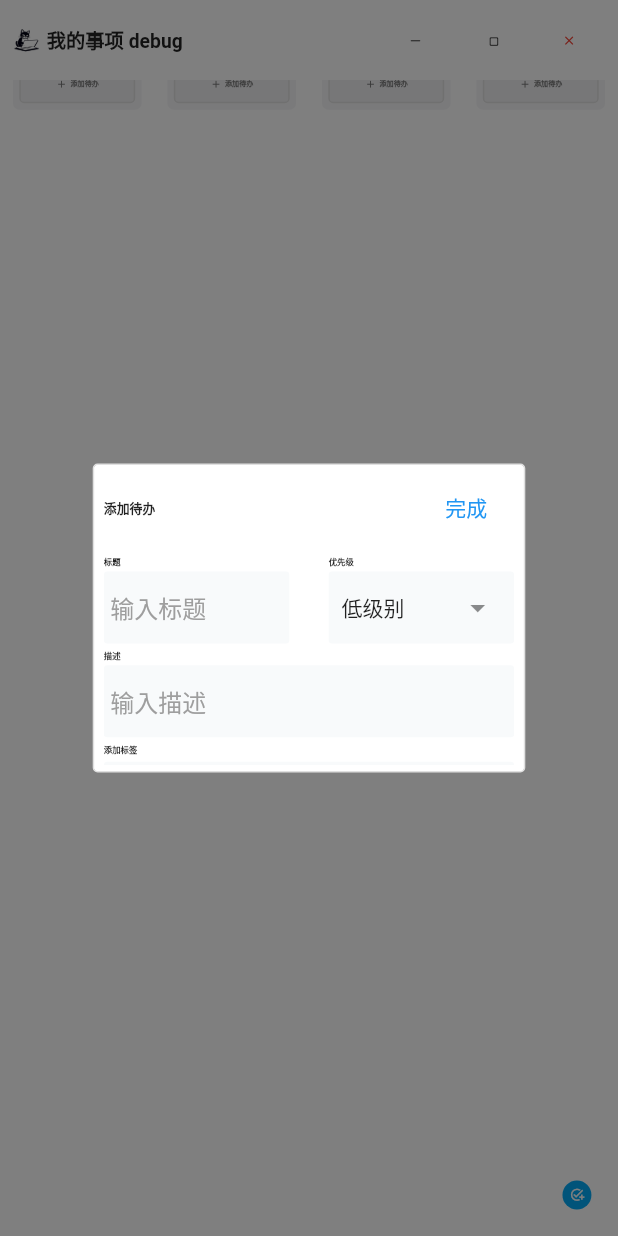
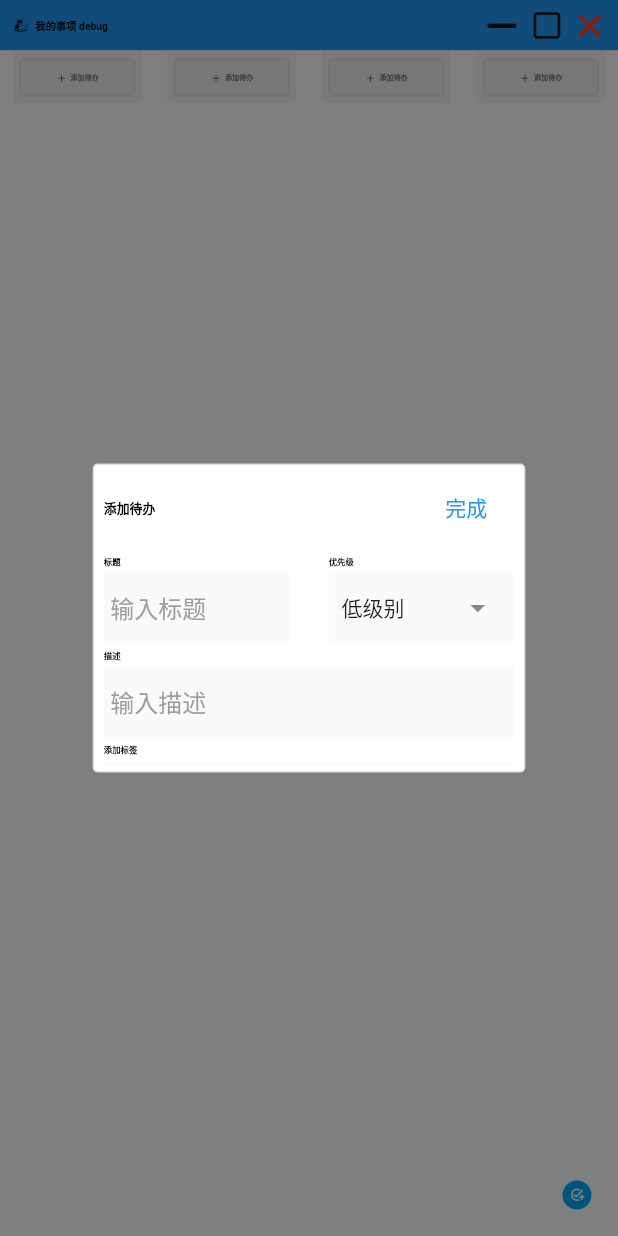
Before and after one commit to dsxksss/TodoCat, a Flutter app: the screen it shows after launch, after a tap on "添加待办", on a phone screen of 412 x 824 dp. Run offline on Flutter 3.47's test engine with Material 2 defaults, Android fonts, the light colour scheme and no system bars; drawn by our look-alikes of flutter_animate; our stand-ins replace device_preview, dropdown_button2, flutter_screenutil, font_awesome_flutter, freezed_annotation, get and 3 more; missing offline and left inert: local_notifier, window_manager; accounts and stored records are empty; statements that could not run were skipped; project files that could hold a hidden picture were left out.

Commit message:
导航栏样式调整 修改导航栏按钮icon 调整字体大小 页面布局更改

```diff
--- a/lib/pages/home/view.dart
+++ b/lib/pages/home/view.dart
@@ -8,7 +8,7 @@ import 'package:todo_cat/data/schemas/task.dart';
 import 'package:todo_cat/pages/home/controller.dart';
 import 'package:todo_cat/pages/home/widgets/task_card.dart';
 import 'package:todo_cat/widgets/animation_btn.dart';
-import 'package:todo_cat/widgets/nav_bar.dart';
+import 'package:todo_cat/widgets/todocat_scaffold.dart';
 import 'package:uuid/uuid.dart';
 
 class HomePage extends GetView<HomeController> {
@@ -47,17 +47,8 @@ class HomePage extends GetView<HomeController> {
           .animate(delay: 2200.ms)
           .rotate(begin: 1, duration: 1000.ms, curve: Curves.easeOut)
           .moveX(begin: 100, duration: 1000.ms, curve: Curves.easeOut),
-      body: SafeArea(
-        child: Stack(
-          children: [
-            Positioned(
-              child: Column(
-                children: [
-                  SizedBox(
-                    height: 120.w,
-                  ),
-                  Expanded(
-                    child: ListView(
+      body: TodoCatScaffold(
+        body: ListView(
           children: [
             Obx(
               () => Wrap(
@@ -74,13 +65,6 @@ class HomePage extends GetView<HomeController> {
           ],
         ),
       ),
-                ],
-              ),
-            ),
-            const Positioned(top: 0, child: NavBar()),
-          ],
-        ),
-      ),
     );
   }
 }
--- a/lib/pages/home/widgets/add_todo_dialog.dart
+++ b/lib/pages/home/widgets/add_todo_dialog.dart
@@ -130,7 +130,7 @@ class _AddTodoDialogState extends State<AddTodoDialog> {
                 SizedBox(
                   height: 25.w,
                 ),
-                DatePicker(
+                DatePickerBtn(
                   editingController: dialogCtrl.remindersController,
                   fieldTitle: 'reminderTime'.tr,
                 ),
--- a/lib/pages/home/widgets/app_date_picker_dialog.dart
+++ b/lib/pages/home/widgets/app_date_picker_dialog.dart
@@ -1,8 +1,8 @@
 import 'package:flutter/material.dart';
 import 'package:flutter_screenutil/flutter_screenutil.dart';
 
-class AppDatePickerDialog extends StatelessWidget {
-  const AppDatePickerDialog({
+class TodoCatDatePickerDialog extends StatelessWidget {
+  const TodoCatDatePickerDialog({
     super.key,
   });
 
--- a/lib/pages/home/widgets/date_picker.dart
+++ b/lib/pages/home/widgets/date_picker.dart
@@ -5,8 +5,8 @@ import 'package:get/get.dart';
 import 'package:todo_cat/pages/home/widgets/app_date_picker_dialog.dart';
 import 'package:todo_cat/widgets/animation_btn.dart';
 
-class DatePicker extends StatelessWidget {
-  const DatePicker({
+class DatePickerBtn extends StatelessWidget {
+  const DatePickerBtn({
     super.key,
     required this.editingController,
     this.validator,
@@ -101,7 +101,7 @@ void showDatePickerDialog() {
     barrierColor: Colors.black.withOpacity(0.5),
     transitionDuration: 250.ms,
     pageBuilder: (_, __, ___) {
-      return GestureDetector(child: const AppDatePickerDialog());
+      return GestureDetector(child: const TodoCatDatePickerDialog());
     },
   );
 }
--- a/lib/themes/light_theme.dart
+++ b/lib/themes/light_theme.dart
@@ -1,22 +1,26 @@
 import 'package:flutter/material.dart';
+import 'package:flutter_screenutil/flutter_screenutil.dart';
+
+final double fontSize = 24.sp;
 
 final lightTheme = ThemeData(
   brightness: Brightness.light,
   primaryColor: Colors.grey[100],
   hintColor: Colors.blue,
   scaffoldBackgroundColor: Colors.white,
-  textTheme: const TextTheme(
-    displayLarge: TextStyle(
+  textTheme: TextTheme(
+    bodyLarge: TextStyle(
       color: Colors.black,
-      fontSize: 24,
+      fontSize: fontSize + 8,
       fontWeight: FontWeight.bold,
     ),
-    bodyLarge: TextStyle(
+    bodyMedium: TextStyle(
       color: Colors.black,
-      fontSize: 16,
+      fontSize: fontSize + 4.sp,
+    ),
+    bodySmall: TextStyle(
+      color: Colors.black,
+      fontSize: fontSize,
     ),
   ),
-  // splashColor: Colors.white.withOpacity(0),
-  // hoverColor: Colors.white.withOpacity(0),
-  // highlightColor: Colors.white.withOpacity(0),
 );
--- a/lib/widgets/nav_bar.dart
+++ b/lib/widgets/nav_bar.dart
@@ -3,8 +3,10 @@ import 'dart:io';
 import 'package:flutter/material.dart';
 import 'package:flutter_animate/flutter_animate.dart';
 import 'package:flutter_screenutil/flutter_screenutil.dart';
+import 'package:font_awesome_flutter/font_awesome_flutter.dart';
 import 'package:get/get.dart';
 import 'package:todo_cat/env.dart';
+import 'package:todo_cat/widgets/animation_btn.dart';
 import 'package:window_manager/window_manager.dart';
 
 class NavBar extends StatefulWidget {
@@ -72,10 +74,10 @@ class _NavBarState extends State<NavBar> with WindowListener {
       onTapDown: (_) => {windowManager.startDragging()},
       child: Container(
         width: 1.sw,
-        color: Colors.white,
+        color: Colors.blue,
         margin: Platform.isMacOS ? EdgeInsets.only(top: 20.w) : null,
         child: Padding(
-          padding: EdgeInsets.symmetric(horizontal: 40.w, vertical: 10.w),
+          padding: EdgeInsets.symmetric(horizontal: 40.w, vertical: 20.w),
           child: Row(
             mainAxisAlignment: MainAxisAlignment.spaceBetween,
             children: [
@@ -83,8 +85,8 @@ class _NavBarState extends State<NavBar> with WindowListener {
                 children: [
                   Image.asset(
                     'assets/imgs/logo.png',
-                    width: 85.w,
-                    height: 85.w,
+                    width: 50.w,
+                    height: 50.w,
                     filterQuality: FilterQuality.medium,
                   ),
                   SizedBox(
@@ -92,9 +94,8 @@ class _NavBarState extends State<NavBar> with WindowListener {
                   ),
                   Text(
                     "${"myTasks".tr} ${runMode.name}",
-                    overflow: TextOverflow.fade,
                     style: TextStyle(
-                      fontSize: 60.sp,
+                      fontSize: 32.sp,
                       fontWeight: FontWeight.bold,
                     ),
                   ).animate(delay: 1000.ms).moveY(
@@ -108,46 +109,32 @@ class _NavBarState extends State<NavBar> with WindowListener {
                 Row(
                   mainAxisAlignment: MainAxisAlignment.spaceBetween,
                   children: [
-                    IconButton.outlined(
+                    NavBarBtn(
                       onPressed: minimizeWindow,
-                      icon: Icon(
-                        Icons.horizontal_rule_rounded,
-                        size: 45.w,
+                      child: const FaIcon(FontAwesomeIcons.minus),
+                    ),
+                    SizedBox(
+                      width: 30.w,
+                    ),
+                    NavBarBtn(
+                      onPressed: targetMaximizeWindow,
+                      child: Transform.scale(
+                        scale: 0.85,
+                        child: FaIcon(
+                          isMaximize
+                              ? FontAwesomeIcons.windowRestore
+                              : FontAwesomeIcons.square,
+                        ),
                       ),
                     ),
                     SizedBox(
-                      width: isMaximize ? 30.w : 20.w,
+                      width: 30.w,
                     ),
-                    isMaximize
-                        ? Padding(
-                            padding: EdgeInsets.only(top: 10.w),
-                            child: IconButton.outlined(
-                              onPressed: targetMaximizeWindow,
-                              icon: Icon(
-                                Icons.filter_none_rounded,
-                                size: 30.w,
-                              ),
-                            ),
-                          )
-                        : Padding(
-                            padding: EdgeInsets.only(top: 5.w),
-                            child: IconButton.outlined(
-                              onPressed: targetMaximizeWindow,
-                              icon: Icon(
-                                Icons.crop_square_rounded,
-                                size: 40.w,
-                              ),
-                            ),
-                          ),
-                    SizedBox(
-                      width: 10.w,
-                    ),
-                    IconButton.outlined(
+                    NavBarBtn(
                       onPressed: closeWindow,
-                      icon: Icon(
-                        Icons.close_rounded,
+                      child: const FaIcon(
+                        FontAwesomeIcons.xmark,
                         color: Colors.red,
-                        size: 46.w,
                       ),
                     ),
                   ]
@@ -162,3 +149,27 @@ class _NavBarState extends State<NavBar> with WindowListener {
     );
   }
 }
+
+class NavBarBtn extends StatelessWidget {
+  const NavBarBtn({super.key, this.onPressed, required this.child});
+  final Function? onPressed;
+  final Widget child;
+
+  @override
+  Widget build(BuildContext context) {
+    return AnimationBtn(
+      onHoverScale: 1.2,
+      onPressed: onPressed,
+      child: Container(
+        decoration: BoxDecoration(
+          borderRadius: BorderRadius.circular(5.r),
+        ),
+        padding: EdgeInsets.symmetric(
+          horizontal: 6.w,
+          vertical: 2.w,
+        ),
+        child: child,
+      ),
+    );
+  }
+}
--- /dev/null
+++ b/lib/widgets/todocat_scaffold.dart
@@ -0,0 +1,31 @@
+import 'package:flutter/material.dart';
+import 'package:flutter_screenutil/flutter_screenutil.dart';
+import 'package:todo_cat/widgets/nav_bar.dart';
+
+class TodoCatScaffold extends StatelessWidget {
+  const TodoCatScaffold({super.key, required this.body});
+  final Widget body;
+
+  @override
+  Widget build(BuildContext context) {
+    return SafeArea(
+      child: Stack(
+        children: [
+          Positioned(
+            child: Column(
+              children: [
+                SizedBox(
+                  height: 100.w,
+                ),
+                Expanded(
+                  child: body,
+                ),
+              ],
+            ),
+          ),
+          const Positioned(top: 0, child: NavBar()),
+        ],
+      ),
+    );
+  }
+}
--- a/pubspec.yaml
+++ b/pubspec.yaml
@@ -37,6 +37,8 @@ dependencies:
   local_notifier: ^0.1.5
   # freezed代码生成插件
   freezed_annotation: ^2.4.1
+  # font awesome 图标库
+  font_awesome_flutter: ^10.5.0
   json_annotation: ^4.8.1
 
 dev_dependencies:
```
Also changed, not shown: pubspec.lock. Lines whose indentation alone changed are shown as unchanged.
